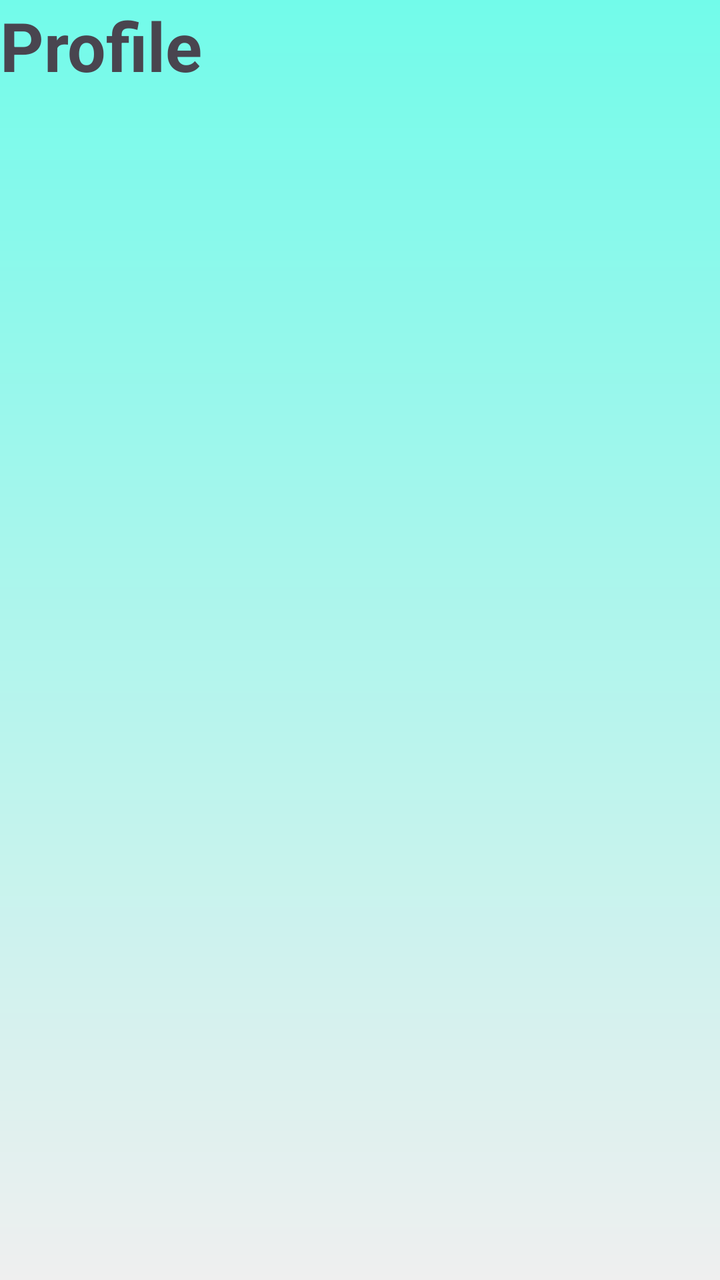
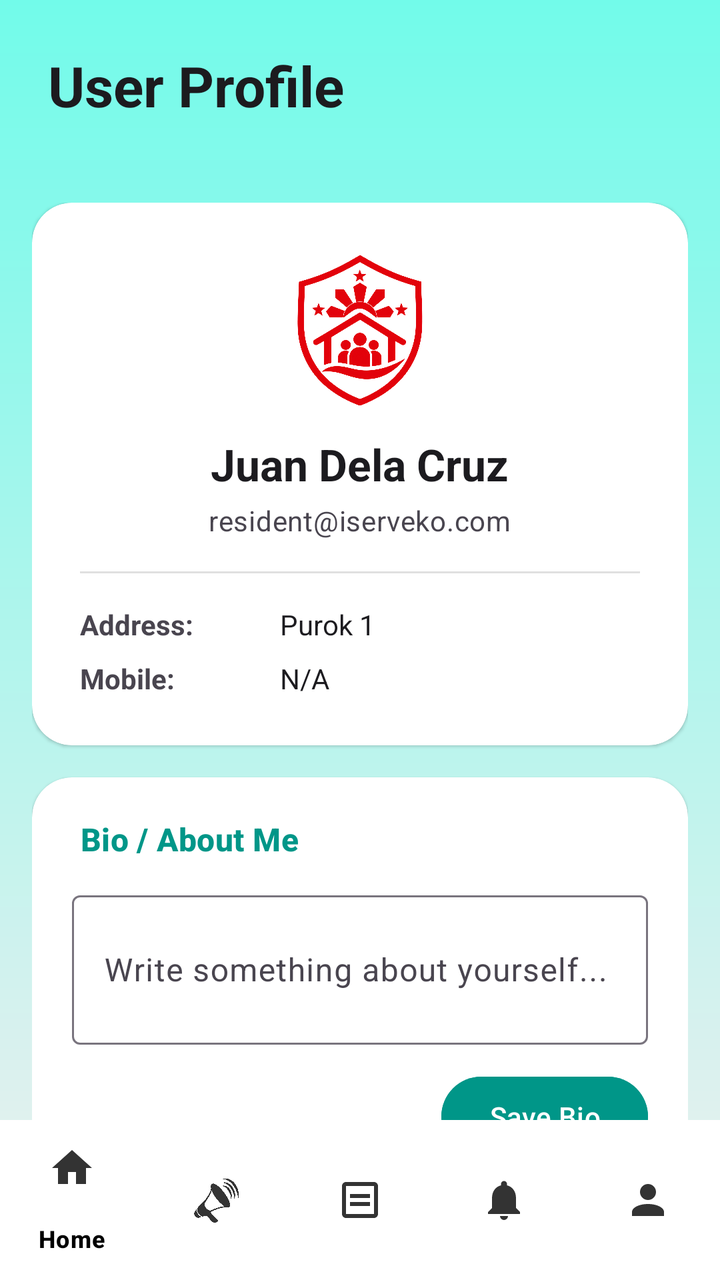

The first picture is an Android layout as it rendered before a commit; the second is the same layout after the commit. The layout source and the unified diff follow.
<!-- AndroidManifest.xml: application theme Theme.IServeKo -->
<!-- res/layout/activity_profile.xml -->
<?xml version="1.0" encoding="utf-8"?>
<androidx.constraintlayout.widget.ConstraintLayout xmlns:android="http://schemas.android.com/apk/res/android"
    xmlns:app="http://schemas.android.com/apk/res-auto"
    xmlns:tools="http://schemas.android.com/tools"
    android:id="@+id/main"
    android:layout_width="match_parent"
    android:layout_height="match_parent"
    android:background="@drawable/designbrg"
    tools:context=".profile">

    <TextView
        android:id="@+id/textView4"
        android:layout_width="wrap_content"
        android:layout_height="wrap_content"
        android:text="Profile"
        android:textSize="34sp"
        android:textStyle="bold"
        tools:layout_editor_absoluteX="42dp"
        tools:layout_editor_absoluteY="37dp" />
</androidx.constraintlayout.widget.ConstraintLayout>
<!-- resources referenced by this layout -->
<resources>
  <!-- drawable designbrg (drawable) -->
  <?xml version="1.0" encoding="utf-8"?>
  <shape xmlns:android="http://schemas.android.com/apk/res/android">
       <gradient android:type = "linear" android:angle="100"
           android:startColor="#72FBEA" android:endColor="#EFEFEF"/>
  </shape>
  <style name="Theme.IServeKo" parent="Base.Theme.IServeKo" />
  <style name="Base.Theme.IServeKo" parent="Theme.Material3.DayNight.NoActionBar">
          
          
      </style>
</resources>

<!-- the commit's change to res/layout/activity_profile.xml (unified diff, before → after) -->
@@ -1,5 +1,5 @@
 <?xml version="1.0" encoding="utf-8"?>
-<androidx.constraintlayout.widget.ConstraintLayout xmlns:android="http://schemas.android.com/apk/res/android"
+<androidx.coordinatorlayout.widget.CoordinatorLayout xmlns:android="http://schemas.android.com/apk/res/android"
     xmlns:app="http://schemas.android.com/apk/res-auto"
     xmlns:tools="http://schemas.android.com/tools"
     android:id="@+id/main"
@@ -8,13 +8,223 @@
     android:background="@drawable/designbrg"
     tools:context=".profile">
 
-    <TextView
-        android:id="@+id/textView4"
-        android:layout_width="wrap_content"
+    <com.google.android.material.appbar.AppBarLayout
+        android:layout_width="match_parent"
         android:layout_height="wrap_content"
-        android:text="Profile"
-        android:textSize="34sp"
-        android:textStyle="bold"
-        tools:layout_editor_absoluteX="42dp"
-        tools:layout_editor_absoluteY="37dp" />
-</androidx.constraintlayout.widget.ConstraintLayout>
+        android:background="@android:color/transparent"
+        app:elevation="0dp"
+        app:liftOnScroll="false">
+
+        <RelativeLayout
+            android:layout_width="match_parent"
+            android:layout_height="wrap_content"
+            android:padding="24dp">
+
+            <TextView
+                android:layout_width="wrap_content"
+                android:layout_height="wrap_content"
+                android:text="User Profile"
+                android:textAppearance="@style/TextAppearance.Material3.HeadlineMedium"
+                android:textColor="@color/onSurface"
+                android:textStyle="bold" />
+        </RelativeLayout>
+    </com.google.android.material.appbar.AppBarLayout>
+
+    <androidx.core.widget.NestedScrollView
+        android:layout_width="match_parent"
+        android:layout_height="match_parent"
+        android:clipToPadding="false"
+        android:paddingBottom="90dp"
+        app:layout_behavior="@string/appbar_scrolling_view_behavior">
+
+        <LinearLayout
+            android:layout_width="match_parent"
+            android:layout_height="wrap_content"
+            android:orientation="vertical"
+            android:padding="16dp">
+
+            
+            <com.google.android.material.card.MaterialCardView
+                style="?attr/materialCardViewElevatedStyle"
+                android:layout_width="match_parent"
+                android:layout_height="wrap_content"
+                android:layout_marginBottom="16dp"
+                app:cardBackgroundColor="@color/white"
+                app:cardCornerRadius="20dp"
+                app:strokeWidth="0dp">
+
+                <LinearLayout
+                    android:layout_width="match_parent"
+                    android:layout_height="wrap_content"
+                    android:gravity="center"
+                    android:orientation="vertical"
+                    android:padding="24dp">
+
+                    <ImageView
+                        android:layout_width="80dp"
+                        android:layout_height="80dp"
+                        android:src="@drawable/iserveko_logo"
+                        android:contentDescription="Profile Logo" />
+
+                    <TextView
+                        android:id="@+id/txtProfileName"
+                        android:layout_width="wrap_content"
+                        android:layout_height="wrap_content"
+                        android:layout_marginTop="12dp"
+                        android:text="Juan Dela Cruz"
+                        android:textAppearance="@style/TextAppearance.Material3.TitleLarge"
+                        android:textColor="@color/onSurface"
+                        android:textStyle="bold" />
+
+                    <TextView
+                        android:id="@+id/txtProfileEmail"
+                        android:layout_width="wrap_content"
+                        android:layout_height="wrap_content"
+                        android:layout_marginTop="4dp"
+                        android:text="resident@iserveko.com"
+                        android:textAppearance="@style/TextAppearance.Material3.BodyMedium"
+                        android:textColor="@color/onSurfaceVariant" />
+
+                    <View
+                        android:layout_width="match_parent"
+                        android:layout_height="1dp"
+                        android:layout_marginVertical="16dp"
+                        android:background="#E0E0E0" />
+
+                    <LinearLayout
+                        android:layout_width="match_parent"
+                        android:layout_height="wrap_content"
+                        android:orientation="horizontal"
+                        android:layout_marginBottom="8dp">
+
+                        <TextView
+                            android:layout_width="100dp"
+                            android:layout_height="wrap_content"
+                            android:text="Address:"
+                            android:textStyle="bold"
+                            android:textColor="@color/onSurfaceVariant" />
+
+                        <TextView
+                            android:id="@+id/txtProfileAddress"
+                            android:layout_width="0dp"
+                            android:layout_height="wrap_content"
+                            android:layout_weight="1"
+                            android:text="Purok 1"
+                            android:textColor="@color/onSurface" />
+                    </LinearLayout>
+
+                    <LinearLayout
+                        android:layout_width="match_parent"
+                        android:layout_height="wrap_content"
+                        android:orientation="horizontal">
+
+                        <TextView
+                            android:layout_width="100dp"
+                            android:layout_height="wrap_content"
+                            android:text="Mobile:"
+                            android:textStyle="bold"
+                            android:textColor="@color/onSurfaceVariant" />
+
+                        <TextView
+                            android:id="@+id/txtProfileMobile"
+                            android:layout_width="0dp"
+                            android:layout_height="wrap_content"
+                            android:layout_weight="1"
+                            android:text="N/A"
+                            android:textColor="@color/onSurface" />
+                    </LinearLayout>
+                </LinearLayout>
+            </com.google.android.material.card.MaterialCardView>
+
+            
+            <com.google.android.material.card.MaterialCardView
+                style="?attr/materialCardViewElevatedStyle"
+                android:layout_width="match_parent"
+                android:layout_height="wrap_content"
+                android:layout_marginBottom="16dp"
+                app:cardBackgroundColor="@color/white"
+                app:cardCornerRadius="20dp"
+                app:strokeWidth="0dp">
+
+                <LinearLayout
+                    android:layout_width="match_parent"
+                    android:layout_height="wrap_content"
+                    android:orientation="vertical"
+                    android:padding="20dp">
+
+                    <TextView
+                        android:layout_width="wrap_content"
+                        android:layout_height="wrap_content"
+                        android:text=" Bio / About Me"
+                        android:textAppearance="@style/TextAppearance.Material3.TitleMedium"
+                        android:textStyle="bold"
+                        android:textColor="@color/dash_teal" />
+
+                    <com.google.android.material.textfield.TextInputLayout
+                        style="@style/Widget.Material3.TextInputLayout.OutlinedBox"
+                        android:layout_width="match_parent"
+                        android:layout_height="wrap_content"
+                        android:layout_marginTop="12dp"
+                        android:hint="Write something about yourself...">
+
+                        <com.google.android.material.textfield.TextInputEditText
+                            android:id="@+id/inputBio"
+                            android:layout_width="match_parent"
+                            android:layout_height="wrap_content"
+                            android:inputType="textMultiLine"
+                            android:minLines="2" />
+                    </com.google.android.material.textfield.TextInputLayout>
+
+                    <com.google.android.material.button.MaterialButton
+                        android:id="@+id/btnSaveBio"
+                        android:layout_width="wrap_content"
+                        android:layout_height="wrap_content"
+                        android:layout_gravity="end"
+                        android:layout_marginTop="12dp"
+                        android:backgroundTint="@color/dash_teal"
+                        android:text="Save Bio"
+                        android:textColor="@color/white" />
+                </LinearLayout>
+            </com.google.android.material.card.MaterialCardView>
+
+            
+            <LinearLayout
+                android:layout_width="match_parent"
+                android:layout_height="wrap_content"
+                android:orientation="vertical">
+
+                <com.google.android.material.button.MaterialButton
+                    android:id="@+id/btnChangePassword"
+                    style="?attr/materialButtonOutlinedStyle"
+                    android:layout_width="match_parent"
+                    android:layout_height="wrap_content"
+                    android:layout_marginBottom="12dp"
+                    android:text="🔑 Change Password"
+                    android:textColor="@color/dash_teal"
+                    app:strokeColor="@color/dash_teal" />
+
+                <com.google.android.material.button.MaterialButton
+                    android:id="@+id/btnLogOut"
+                    android:layout_width="match_parent"
+                    android:layout_height="wrap_content"
+                    android:layout_marginBottom="24dp"
+                    android:backgroundTint="#0EE99D"
+                    android:text=" Log Out"
+                    android:textColor="@color/white" />
+
+            </LinearLayout>
+
+        </LinearLayout>
+    </androidx.core.widget.NestedScrollView>
+
+    <com.google.android.material.bottomnavigation.BottomNavigationView
+        android:id="@+id/bottomNavigation"
+        android:layout_width="match_parent"
+        android:layout_height="wrap_content"
+        android:layout_gravity="bottom"
+        android:background="@color/white"
+        app:itemIconTint="#333333"
+        app:itemTextColor="#000000"
+        app:menu="@menu/bottom_nav_menu" />
+
+</androidx.coordinatorlayout.widget.CoordinatorLayout>
<!-- resource entries referenced after the edit -->
@@ -1,11 +1,16 @@
 <!-- resources referenced by this layout -->
 <resources>
+  <color name="dash_teal">#009688</color>
+  <color name="onSurface">#1C1B1F</color>
+  <color name="onSurfaceVariant">#49454F</color>
+  <color name="white">#FFFFFFFF</color>
   <!-- drawable designbrg (drawable) -->
   <?xml version="1.0" encoding="utf-8"?>
   <shape xmlns:android="http://schemas.android.com/apk/res/android">
        <gradient android:type = "linear" android:angle="100"
            android:startColor="#72FBEA" android:endColor="#EFEFEF"/>
   </shape>
+  <!-- drawable iserveko_logo: png bitmap (drawable, 601300 bytes) -->
   <style name="Theme.IServeKo" parent="Base.Theme.IServeKo" />
   <style name="Base.Theme.IServeKo" parent="Theme.Material3.DayNight.NoActionBar">
           
